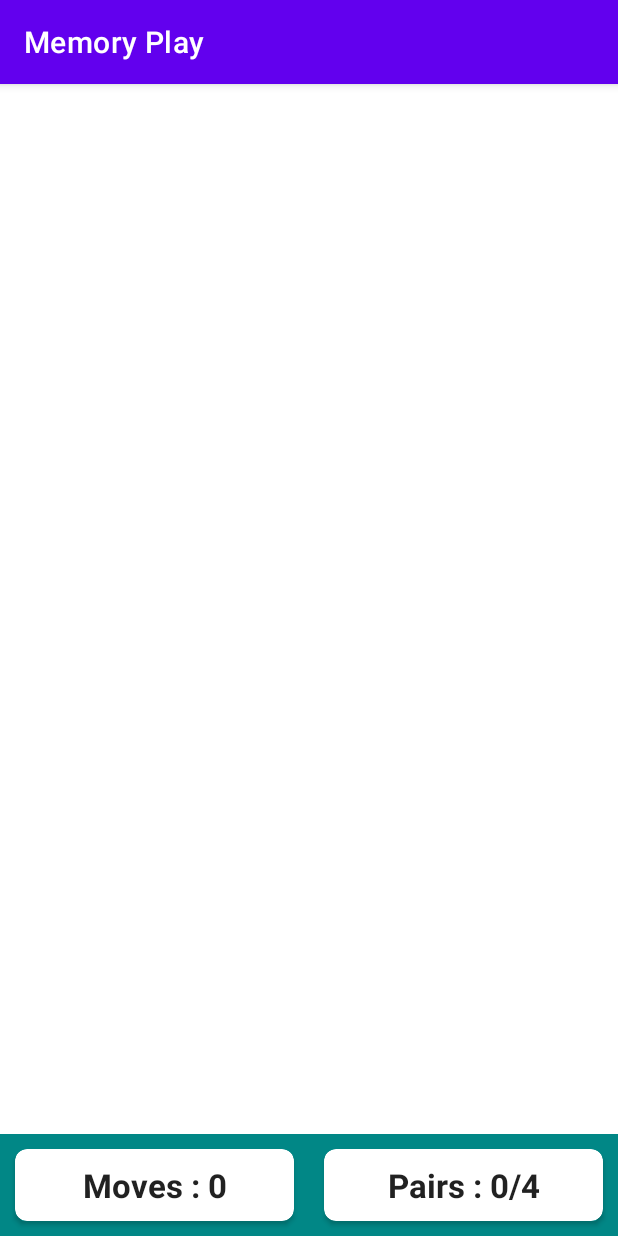
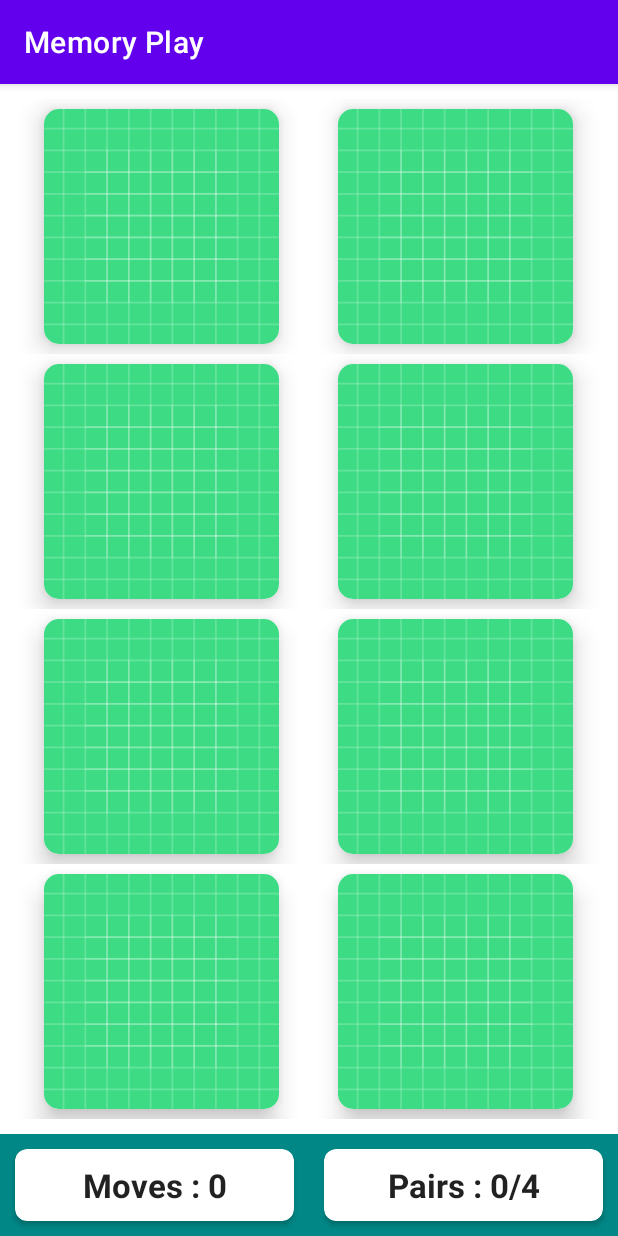
Before and after one commit to ashgautamDev/MemoryPlay, an Android app: the screen it shows after launch (MainActivity), on a phone screen of 412 x 824 dp. Run offline under Robolectric (Android 15) with nearby library versions, the phone set to English and light mode, and no system bars.

```diff
--- /dev/null
+++ b/app/src/main/java/com/example/memoryplay/Adapters/MemoryBoardAdapter.kt
@@ -0,0 +1,54 @@
+package com.example.memoryplay.Adapters
+
+import android.content.Context
+import android.util.Log
+import android.view.LayoutInflater
+import android.view.View
+import android.view.ViewGroup
+import android.widget.ImageButton
+import androidx.cardview.widget.CardView
+import androidx.recyclerview.widget.RecyclerView
+import com.example.memoryplay.R
+import kotlin.math.min
+
+class MemoryBoardAdapter(private val context: Context, private val numPiece: Int) :
+    RecyclerView.Adapter<MemoryBoardAdapter.BoardViewHolder>() {
+
+    companion object {
+        private const val MARGIN_SIZE = 10
+private val TAG = "MemoryBoardAdapter"
+    }
+
+    override fun onCreateViewHolder(parent: ViewGroup, viewType: Int): BoardViewHolder {
+        val cardwidth = parent.width / 2 -(MARGIN_SIZE*2)
+        val cardheight = parent.height / 4-(MARGIN_SIZE*2)
+        val cardsidelength = min(cardwidth, cardheight)
+
+        val view = LayoutInflater.from(context).inflate(R.layout.item_piece, parent, false)
+        val layoutParameters = view.findViewById<CardView>(R.id.DummyCardView).layoutParams as ViewGroup.MarginLayoutParams
+        layoutParameters.width=cardsidelength
+        layoutParameters.height=cardsidelength
+        layoutParameters.setMargins(MARGIN_SIZE, MARGIN_SIZE, MARGIN_SIZE, MARGIN_SIZE)
+
+
+        return BoardViewHolder(view)
+
+    }
+
+    override fun onBindViewHolder(holder: BoardViewHolder, position: Int) {
+        holder.bind(position)
+    }
+
+    override fun getItemCount() = numPiece
+
+    inner class BoardViewHolder(itemView: View) : RecyclerView.ViewHolder(itemView) {
+
+        private val imageButton= itemView.findViewById<ImageButton>(R.id.imageButton)
+        fun bind(position: Int) {
+            imageButton.setOnClickListener { Log.i(TAG, "bind: the position is $position ") }
+
+
+        }
+
+    }
+}
--- a/app/src/main/java/com/example/memoryplay/MainActivity.kt
+++ b/app/src/main/java/com/example/memoryplay/MainActivity.kt
@@ -1,11 +1,35 @@
 package com.example.memoryplay
 
+import android.os.Bundle
+import android.widget.TextView
 import androidx.appcompat.app.AppCompatActivity
-import android.os.Bundle
+import androidx.recyclerview.widget.GridLayoutManager
+import androidx.recyclerview.widget.RecyclerView
+import com.example.memoryplay.Adapters.MemoryBoardAdapter
 
 class MainActivity : AppCompatActivity() {
+
+    private lateinit var rvBoard: RecyclerView
+    private lateinit var tvMoves: TextView
+    private lateinit var tvPairs: TextView
+
     override fun onCreate(savedInstanceState: Bundle?) {
         super.onCreate(savedInstanceState)
         setContentView(R.layout.activity_main)
+
+        rvBoard = findViewById(R.id.rvBoard)
+        tvMoves = findViewById(R.id.tvMoves)
+        tvPairs = findViewById(R.id.tvPairs)
+
+      initRecylerview()
+
     }
+
+    private fun initRecylerview() {
+        rvBoard.adapter = MemoryBoardAdapter(this, 8)
+        rvBoard.setHasFixedSize(true)
+        rvBoard.layoutManager = GridLayoutManager(this, 2)
+    }
+
+
 }
--- a/app/src/main/res/layout/activity_main.xml
+++ b/app/src/main/res/layout/activity_main.xml
@@ -57,11 +57,14 @@
     </LinearLayout>
 
     <androidx.recyclerview.widget.RecyclerView
+        android:id="@+id/rvBoard"
         android:layout_width="0dp"
         android:layout_height="0dp"
-        android:padding="10dp"
+        android:layout_margin="10dp"
         app:layout_constraintBottom_toTopOf="@+id/llGameInfo"
         app:layout_constraintEnd_toEndOf="parent"
+        app:layout_constraintHorizontal_bias="0.842"
         app:layout_constraintStart_toStartOf="parent"
-        app:layout_constraintTop_toTopOf="parent" />
+        app:layout_constraintTop_toTopOf="parent"
+        app:layout_constraintVertical_bias="1.0" />
 </androidx.constraintlayout.widget.ConstraintLayout>
--- a/app/src/main/res/layout/item_piece.xml
+++ b/app/src/main/res/layout/item_piece.xml
@@ -1,29 +1,25 @@
 <?xml version="1.0" encoding="utf-8"?>
-<androidx.constraintlayout.widget.ConstraintLayout
-    xmlns:android="http://schemas.android.com/apk/res/android"
+<LinearLayout xmlns:android="http://schemas.android.com/apk/res/android"
     xmlns:app="http://schemas.android.com/apk/res-auto"
-    xmlns:tools="http://schemas.android.com/tools"
     android:layout_width="match_parent"
-    android:layout_gravity="center"
-    android:layout_height="match_parent">
+    android:layout_height="wrap_content"
+    android:gravity="center"
+    android:orientation="vertical">
 
     <androidx.cardview.widget.CardView
-        android:layout_width="wrap_content"
-        android:layout_height="wrap_content"
+        android:id="@+id/DummyCardView"
+        android:layout_width="100dp"
+        android:layout_height="100dp"
         android:background="@color/white"
-        android:foregroundGravity="center"
-        android:layout_margin="10dp"
-        android:padding="10dp"
-        app:layout_constraintEnd_toEndOf="parent"
-        app:layout_constraintStart_toStartOf="parent"
-        app:layout_constraintTop_toTopOf="parent">
+        app:cardCornerRadius="10dp"
+        app:cardElevation="10dp">
 
         <ImageButton
             android:id="@+id/imageButton"
-            android:layout_width="100dp"
+            android:layout_width="match_parent"
+            android:layout_height="match_parent"
             android:background="@color/white"
             android:scaleType="centerCrop"
-            android:layout_height="match_parent"
             app:srcCompat="@drawable/ic_launcher_background" />
     </androidx.cardview.widget.CardView>
-</androidx.constraintlayout.widget.ConstraintLayout>
+</LinearLayout>
```
